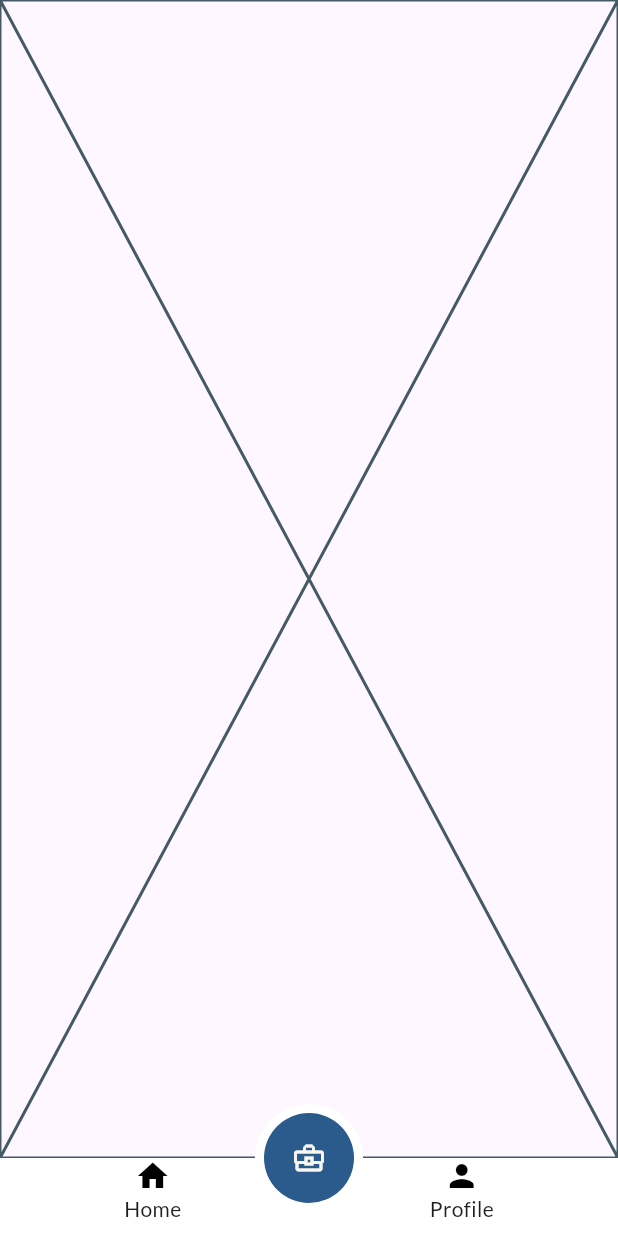
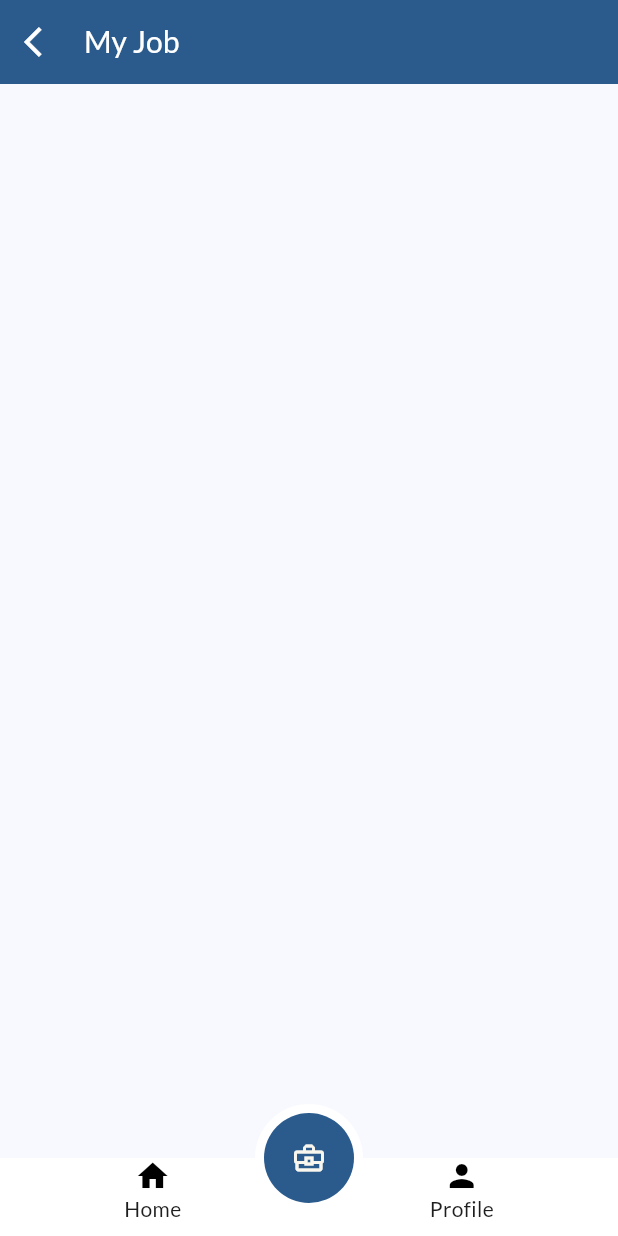
Before and after one commit to yousefmohamed35/home_view, a Flutter app: the screen it shows after launch, after a tap on "Profile", after a tap on the "business center" icon, on a phone screen of 412 x 824 dp. Run offline on Flutter 3.47's test engine with Material 3 defaults, Android fonts, the phone set to English and light mode, and no system bars; our stand-ins replace google_fonts.

Commit message:
build my job view app bar

```diff
--- a/lib/bottom_navigation_bar.dart
+++ b/lib/bottom_navigation_bar.dart
@@ -18,7 +18,11 @@ class CustomBottomNavigationBar extends StatefulWidget {
 class _CustomBottomNavigationBarState extends State<CustomBottomNavigationBar> {
   int _selectedIndex = 0;
 
-  static const List<Widget> _pages = [HomeView(), SizedBox(), MyJobView()];
+  static List<Widget> _pages = [
+    const HomeView(),
+    const SizedBox(),
+    MyJobView(),
+  ];
 
   void _onItemTapped(int index) {
     setState(() {
--- a/lib/main.dart
+++ b/lib/main.dart
@@ -1,8 +1,7 @@
 import 'package:flutter/material.dart';
+import 'package:homeview/core/app_colors.dart';
 
 import 'bottom_navigation_bar.dart';
-
-
 
 void main() {
   runApp(const MyApp());
@@ -17,6 +16,9 @@ class MyApp extends StatelessWidget {
     return MaterialApp(
       debugShowCheckedModeBanner: false,
       home: CustomBottomNavigationBar(),
+      theme: ThemeData(
+        colorScheme: ColorScheme.fromSeed(seedColor: AppColors.blue),
+      ),
     );
   }
 }
--- /dev/null
+++ b/lib/my_job/function/my_job_app_bar.dart
@@ -0,0 +1,19 @@
+ import 'package:flutter/material.dart';
+import 'package:google_fonts/google_fonts.dart';
+
+import '../../core/app_colors.dart';
+import '../../core/styles.dart';
+
+AppBar buildMyJobAppBar() {
+    return AppBar(
+      backgroundColor: AppColors.blue,
+      title: Text(
+        'My Job',
+        style: GoogleFonts.lato(
+          textStyle: AppStyles.medium20.copyWith(color: AppColors.white),
+        ),
+      ),
+      leading: Icon(Icons.arrow_back_ios, color: AppColors.white),
+      titleSpacing: 0,
+    );
+  }
--- a/lib/my_job/presentation/view/my_job_view.dart
+++ b/lib/my_job/presentation/view/my_job_view.dart
@@ -1,10 +1,12 @@
 import 'package:flutter/material.dart';
+
+import '../../function/my_job_app_bar.dart';
 
 class MyJobView extends StatelessWidget {
   const MyJobView({super.key});
 
   @override
   Widget build(BuildContext context) {
-    return const Placeholder();
+    return Scaffold(appBar: buildMyJobAppBar());
   }
 }
--- a/pubspec.yaml
+++ b/pubspec.yaml
@@ -36,6 +36,7 @@ dependencies:
   cupertino_icons: ^1.0.8
   google_fonts: ^6.2.1
   flutter_svg: ^2.0.17
+  buttons_tabbar: ^1.3.15
 
 dev_dependencies:
   flutter_test:
```
Also changed, not shown: pubspec.lock.
